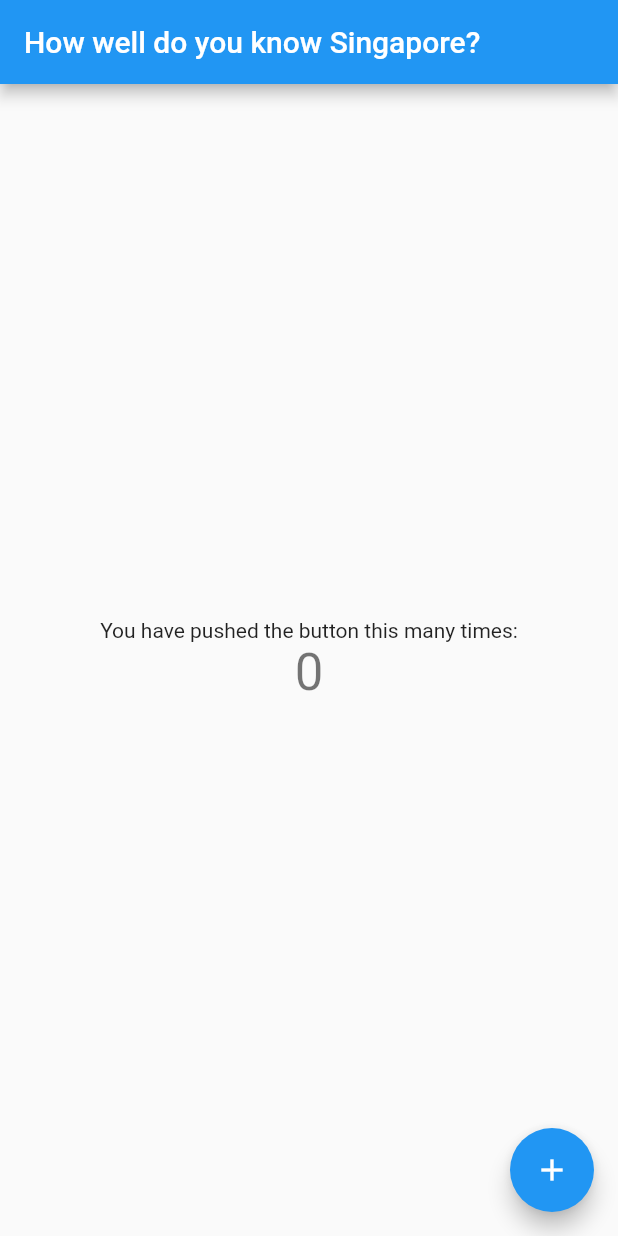
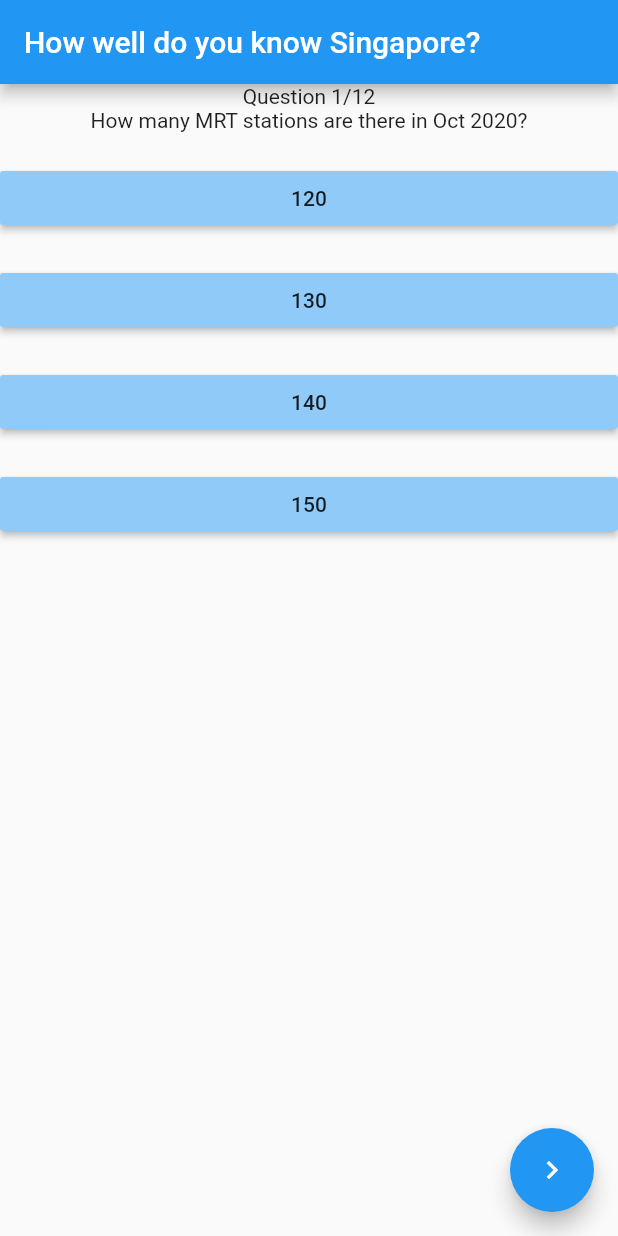
Before and after one commit to wennyyustalim/quiz-app, a Flutter app: the screen it shows after launch, on a phone screen of 412 x 824 dp. Run offline on Flutter 3.47's test engine with Material 2 defaults, Android fonts, the phone set to English and light mode, and no system bars.

Commit message:
Add placeholder questions.

```diff
--- a/lib/main.dart
+++ b/lib/main.dart
@@ -28,39 +28,79 @@ class MyHomePage extends StatefulWidget {
 }
 
 class _MyHomePageState extends State<MyHomePage> {
-  int _counter = 0;
+  int _questionNumber = 0;
 
-  void _incrementCounter() {
+  // ignore: todo
+  // TODO: Replace this according to question size.
+  static const _questionSize = 12;
+  static const questions = [
+    Question(
+      questionText: 'How many MRT stations are there in Oct 2020?',
+      correctAnswer: 1,
+      choices: ['120', '130', '140', '150'],
+    ),
+  ];
+  void _incrementquestionNumber() {
     setState(() {
-      _counter++;
+      _questionNumber++;
     });
   }
 
   @override
   Widget build(BuildContext context) {
+    final question = questions[_questionNumber];
     return Scaffold(
       appBar: AppBar(
         title: Text(widget.title),
       ),
       body: Center(
         child: Column(
-          mainAxisAlignment: MainAxisAlignment.center,
+          crossAxisAlignment: CrossAxisAlignment.stretch,
           children: <Widget>[
             Text(
-              'You have pushed the button this many times:',
+              'Question ${_questionNumber + 1}/$_questionSize',
+              textAlign: TextAlign.center,
             ),
-            Text(
-              '$_counter',
-              style: Theme.of(context).textTheme.headline4,
+            Padding(
+              padding: EdgeInsets.symmetric(horizontal: 48.0),
+              child: Text(
+                question.questionText,
+                textAlign: TextAlign.center,
+              ),
             ),
+            for (final choice in question.choices) ...[
+              const SizedBox(height: 20.0),
+              RaisedButton(
+                color: Theme.of(context).backgroundColor,
+                onPressed: () => print('pressed'),
+                child: Text(
+                  choice,
+                  textAlign: TextAlign.center,
+                ),
+              ),
+            ],
           ],
         ),
       ),
       floatingActionButton: FloatingActionButton(
-        onPressed: _incrementCounter,
-        tooltip: 'Increment',
-        child: Icon(Icons.add),
+        onPressed: _questionNumber < questions.length - 1
+            ? _incrementquestionNumber
+            : null,
+        tooltip: 'Next question',
+        child: Icon(Icons.navigate_next),
       ),
     );
   }
 }
+
+class Question {
+  const Question({
+    @required this.questionText,
+    @required this.choices,
+    @required this.correctAnswer,
+  });
+
+  final String questionText;
+  final List<String> choices;
+  final int correctAnswer;
+}
```
